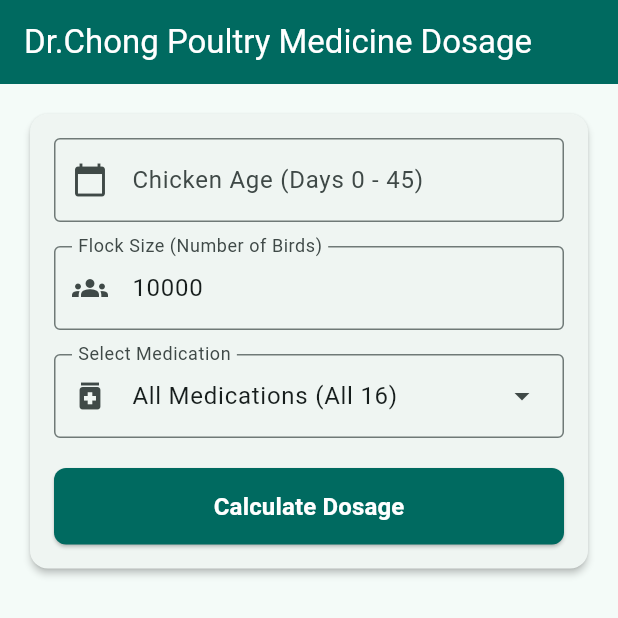
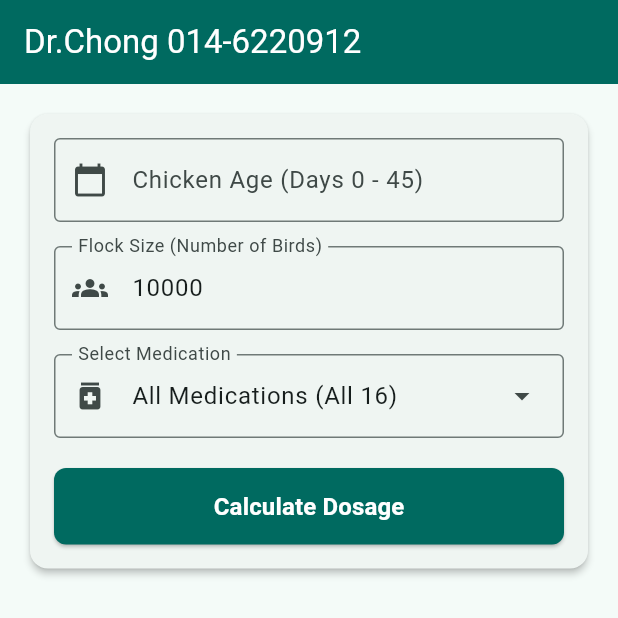
Before and after one commit to sinlee865-lang/dr_chong_poultry, a Flutter app: the screen it shows after launch, on a phone screen of 412 x 824 dp, the top half of it. Run offline on Flutter 3.47's test engine with Material 3 defaults, Android fonts, the phone set to English and light mode, and no system bars.

Commit message:
Force cache break for title update

```diff
--- a/lib/main.dart
+++ b/lib/main.dart
@@ -164,7 +164,7 @@ class _DosageCalculatorScreenState extends State<DosageCalculatorScreen> {
 
     return Scaffold(
       appBar: AppBar(
-        title: const Text('Dr.Chong Poultry Medicine Dosage'),
+        title: const Text('Dr.Chong 014-6220912'),
         backgroundColor: theme.colorScheme.primary,
         foregroundColor: theme.colorScheme.onPrimary,
       ),
```
